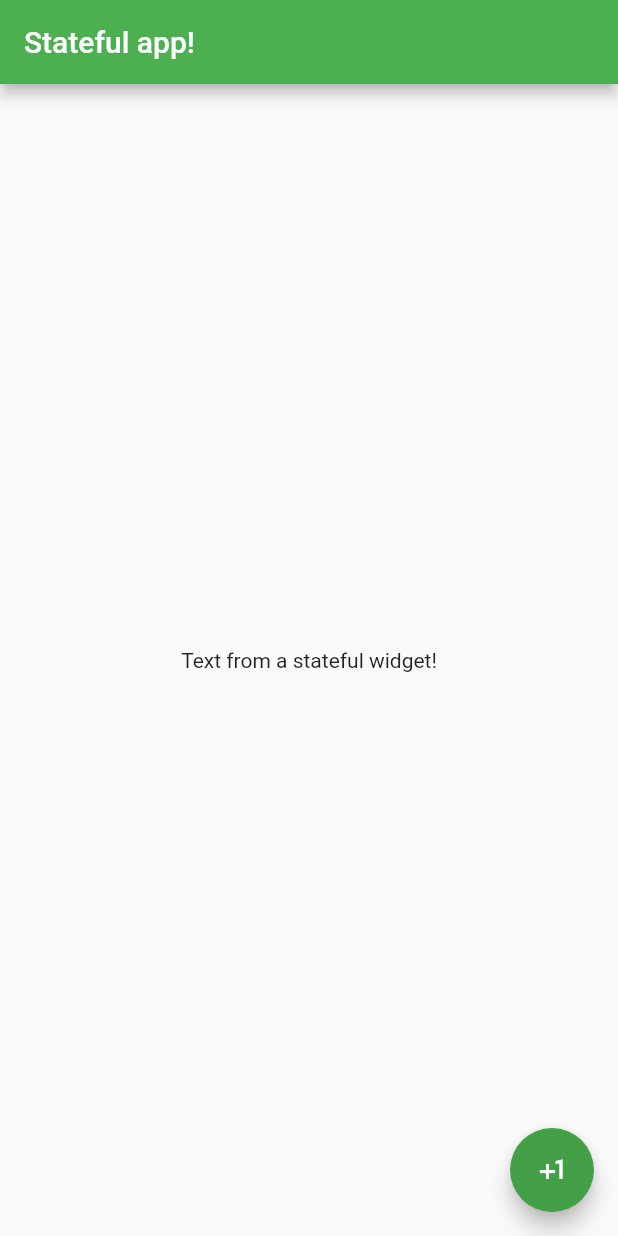
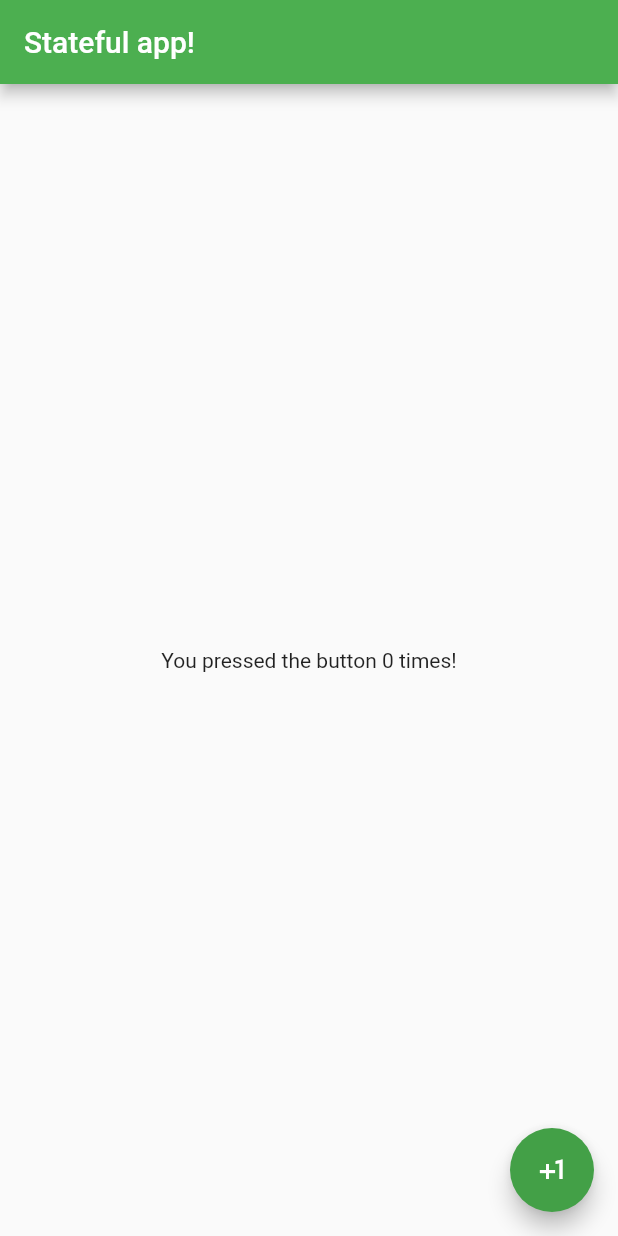
Before and after one commit to prp-e/simple_app, a Flutter app: the screen it shows after launch, on a phone screen of 412 x 824 dp. Run offline on Flutter 3.47's test engine with Material 2 defaults, Android fonts, the phone set to English and light mode, and no system bars.

```diff
--- a/lib/main.dart
+++ b/lib/main.dart
@@ -40,7 +40,9 @@ class _HomePage extends State<HomePage> {
       ),
       appBar: AppBar(title: Text("Stateful app!")),
       body: Center(
-        child: Text("Text from a stateful widget!"),
+        child: Column(
+            mainAxisAlignment: MainAxisAlignment.center,
+            children: <Widget>[Text("You pressed the button $count times!")]),
       ),
     );
   }
```
